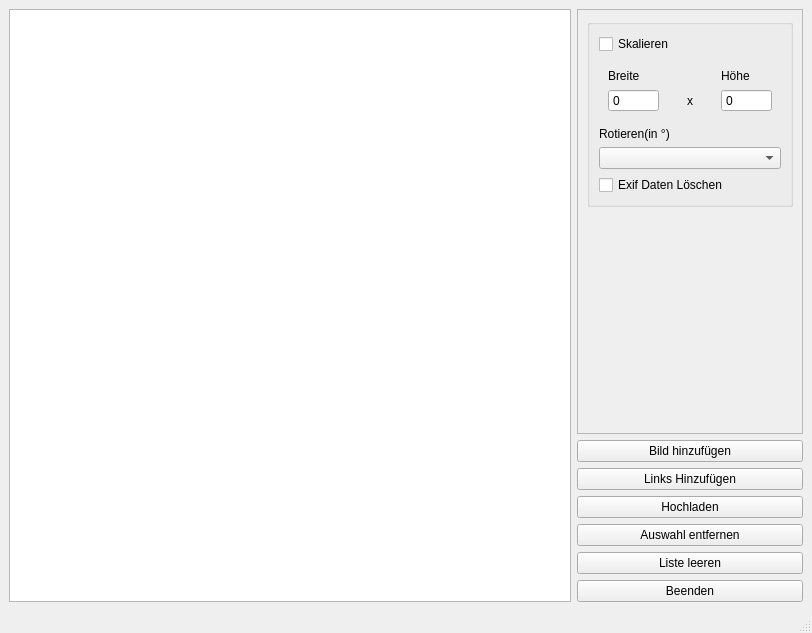
First picture: the form in picup/ui_files/MainWindow.ui, repository Arvedui/picup, before the edit.
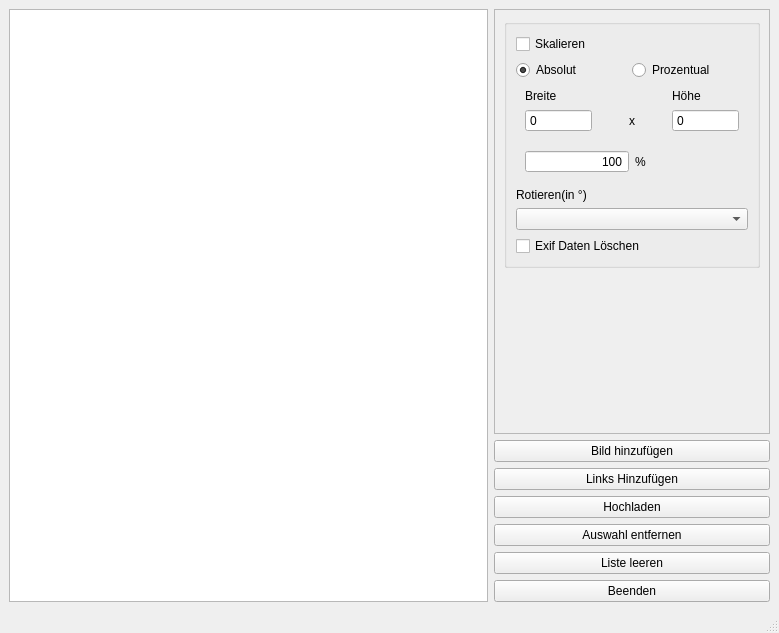
Second picture: the form after the edit.

Commit message: add support for the new percentual resize feature

What changed in the file:
```diff
--- a/picup/ui_files/MainWindow.ui
+++ b/picup/ui_files/MainWindow.ui
@@ -6,7 +6,7 @@
    <rect>
     <x>0</x>
     <y>0</y>
-    <width>812</width>
+    <width>779</width>
     <height>633</height>
    </rect>
   </property>
@@ -43,7 +43,7 @@
      <widget class="QFrame" name="frame_file_info">
       <property name="minimumSize">
        <size>
-        <width>200</width>
+        <width>240</width>
         <height>0</height>
        </size>
       </property>
@@ -58,13 +58,13 @@
         <widget class="QGroupBox" name="groupBox">
          <property name="minimumSize">
           <size>
-           <width>0</width>
+           <width>256</width>
            <height>0</height>
           </size>
          </property>
          <property name="maximumSize">
           <size>
-           <width>210</width>
+           <width>16777215</width>
            <height>16777215</height>
           </size>
          </property>
@@ -72,6 +72,16 @@
           <string/>
          </property>
          <layout class="QGridLayout" name="gridLayout_3">
+          <item row="3" column="0">
+           <widget class="QComboBox" name="comboBox_rotate_options">
+            <property name="sizePolicy">
+             <sizepolicy hsizetype="Preferred" vsizetype="Fixed">
+              <horstretch>0</horstretch>
+              <verstretch>0</verstretch>
+             </sizepolicy>
+            </property>
+           </widget>
+          </item>
           <item row="0" column="0">
            <widget class="QCheckBox" name="check_box_resize">
             <property name="sizePolicy">
@@ -91,23 +101,93 @@
             </property>
            </widget>
           </item>
+          <item row="2" column="0">
+           <widget class="QLabel" name="label_2">
+            <property name="text">
+             <string>Rotieren(in °)</string>
+            </property>
+           </widget>
+          </item>
+          <item row="4" column="0">
+           <widget class="QCheckBox" name="checkBox_delete_exif">
+            <property name="text">
+             <string>Exif Daten Löschen</string>
+            </property>
+           </widget>
+          </item>
           <item row="1" column="0">
            <widget class="QWidget" name="resize_container" native="true">
+            <property name="minimumSize">
+             <size>
+              <width>0</width>
+              <height>0</height>
+             </size>
+            </property>
+            <property name="maximumSize">
+             <size>
+              <width>16777215</width>
+              <height>16777215</height>
+             </size>
+            </property>
+            <layout class="QGridLayout" name="gridLayout_4">
+             <property name="leftMargin">
+              <number>0</number>
+             </property>
+             <property name="topMargin">
+              <number>0</number>
+             </property>
+             <property name="rightMargin">
+              <number>0</number>
+             </property>
+             <property name="bottomMargin">
+              <number>0</number>
+             </property>
+             <property name="spacing">
+              <number>0</number>
+             </property>
+             <item row="0" column="1">
+              <widget class="QRadioButton" name="radio_button_percentual">
+               <property name="text">
+                <string>Prozentual</string>
+               </property>
+              </widget>
+             </item>
+             <item row="0" column="0">
+              <widget class="QRadioButton" name="radio_button_absolute">
+               <property name="text">
+                <string>Absolut</string>
+               </property>
+               <property name="checked">
+                <bool>true</bool>
+               </property>
+              </widget>
+             </item>
+             <item row="1" column="0" colspan="2">
+              <widget class="QWidget" name="resize_container_absolute" native="true">
             <property name="enabled">
              <bool>true</bool>
             </property>
             <layout class="QGridLayout" name="gridLayout_2">
-             <item row="0" column="0">
-              <widget class="QLabel" name="label_4">
+                <item row="2" column="2">
+                 <widget class="QSpinBox" name="spin_box_higth">
                <property name="enabled">
                 <bool>true</bool>
                </property>
-               <property name="text">
-                <string>Breite</string>
+                  <property name="buttonSymbols">
+                   <enum>QAbstractSpinBox::NoButtons</enum>
+                  </property>
+                  <property name="specialValueText">
+                   <string notr="true"/>
+                  </property>
+                  <property name="showGroupSeparator" stdset="0">
+                   <bool>false</bool>
+                  </property>
+                  <property name="maximum">
+                   <number>999999</number>
                </property>
               </widget>
              </item>
-             <item row="0" column="2">
+                <item row="1" column="2">
               <widget class="QLabel" name="label_5">
                <property name="enabled">
                 <bool>true</bool>
@@ -117,23 +197,7 @@
                </property>
               </widget>
              </item>
-             <item row="1" column="0">
-              <widget class="QSpinBox" name="spin_box_width">
-               <property name="enabled">
-                <bool>true</bool>
-               </property>
-               <property name="buttonSymbols">
-                <enum>QAbstractSpinBox::NoButtons</enum>
-               </property>
-               <property name="specialValueText">
-                <string notr="true"/>
-               </property>
-               <property name="maximum">
-                <number>999999</number>
-               </property>
-              </widget>
-             </item>
-             <item row="1" column="1">
+                <item row="2" column="1">
               <widget class="QLabel" name="label_6">
                <property name="enabled">
                 <bool>true</bool>
@@ -149,8 +213,8 @@
                </property>
               </widget>
              </item>
-             <item row="1" column="2">
-              <widget class="QSpinBox" name="spin_box_higth">
+                <item row="2" column="0">
+                 <widget class="QSpinBox" name="spin_box_width">
                <property name="enabled">
                 <bool>true</bool>
                </property>
@@ -160,39 +224,69 @@
                <property name="specialValueText">
                 <string notr="true"/>
                </property>
-               <property name="showGroupSeparator" stdset="0">
-                <bool>false</bool>
-               </property>
                <property name="maximum">
                 <number>999999</number>
                </property>
               </widget>
              </item>
-            </layout>
-           </widget>
-          </item>
-          <item row="2" column="0">
-           <widget class="QLabel" name="label_2">
+                <item row="1" column="0">
+                 <widget class="QLabel" name="label_4">
+                  <property name="enabled">
+                   <bool>true</bool>
+                  </property>
             <property name="text">
-             <string>Rotieren(in °)</string>
+                   <string>Breite</string>
             </property>
            </widget>
           </item>
-          <item row="3" column="0">
-           <widget class="QComboBox" name="comboBox_rotate_options">
+               </layout>
+              </widget>
+             </item>
+             <item row="2" column="0" colspan="2">
+              <widget class="QWidget" name="resize_container_percentual" native="true">
+               <property name="minimumSize">
+                <size>
+                 <width>0</width>
+                 <height>0</height>
+                </size>
+               </property>
+               <layout class="QGridLayout" name="gridLayout_5">
+                <item row="0" column="0">
+                 <widget class="QSpinBox" name="spin_box_percentual">
+                  <property name="alignment">
+                   <set>Qt::AlignRight|Qt::AlignTrailing|Qt::AlignVCenter</set>
+                  </property>
+                  <property name="buttonSymbols">
+                   <enum>QAbstractSpinBox::NoButtons</enum>
+                  </property>
+                  <property name="minimum">
+                   <number>1</number>
+                  </property>
+                  <property name="maximum">
+                   <number>1000</number>
+                  </property>
+                  <property name="value">
+                   <number>100</number>
+                  </property>
+                 </widget>
+                </item>
+                <item row="0" column="1">
+                 <widget class="QLabel" name="label">
             <property name="sizePolicy">
-             <sizepolicy hsizetype="Preferred" vsizetype="Fixed">
+                   <sizepolicy hsizetype="Minimum" vsizetype="Preferred">
               <horstretch>0</horstretch>
               <verstretch>0</verstretch>
              </sizepolicy>
             </property>
-           </widget>
-          </item>
-          <item row="4" column="0">
-           <widget class="QCheckBox" name="checkBox_delete_exif">
             <property name="text">
-             <string>Exif Daten Löschen</string>
-            </property>
+                   <string>%</string>
+                  </property>
+                 </widget>
+                </item>
+               </layout>
+              </widget>
+             </item>
+            </layout>
            </widget>
           </item>
          </layout>
@@ -252,8 +346,8 @@
     <rect>
      <x>0</x>
      <y>0</y>
-     <width>812</width>
-     <height>21</height>
+     <width>779</width>
+     <height>27</height>
     </rect>
    </property>
   </widget>
```
Lines whose indentation alone changed are shown as unchanged. The commit also changes 1 other file.
